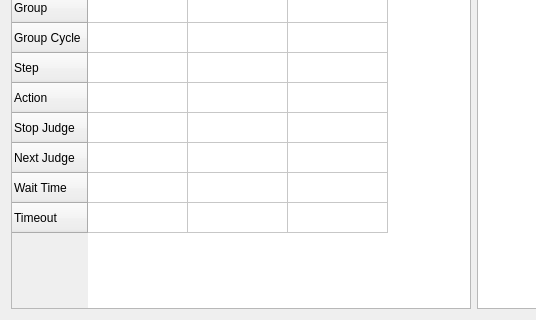
Qt form homepage/ui_main_tab.ui (TC-FW/Battery-Auto-Test-Tool) before a commit; both pictures show x 0 to 536 and y 378 to 698 of the 1018 by 698 pixel window.
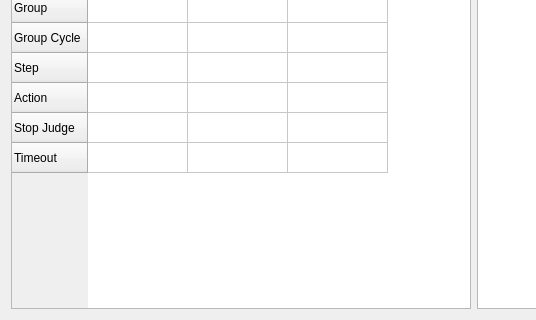
The same form after that commit.

What changed in the file:
```diff
--- a/homepage/ui_main_tab.ui
+++ b/homepage/ui_main_tab.ui
@@ -49,16 +49,6 @@
          <string>Stop Judge</string>
         </property>
        </row>
-       <row>
-        <property name="text">
-         <string>Next Judge</string>
-        </property>
-       </row>
-       <row>
-        <property name="text">
-         <string>Wait Time</string>
-        </property>
-       </row>
        <row>
         <property name="text">
          <string>Timeout</string>
```
Left out of the diff: 21 changed lines with no effect on the pictures.
